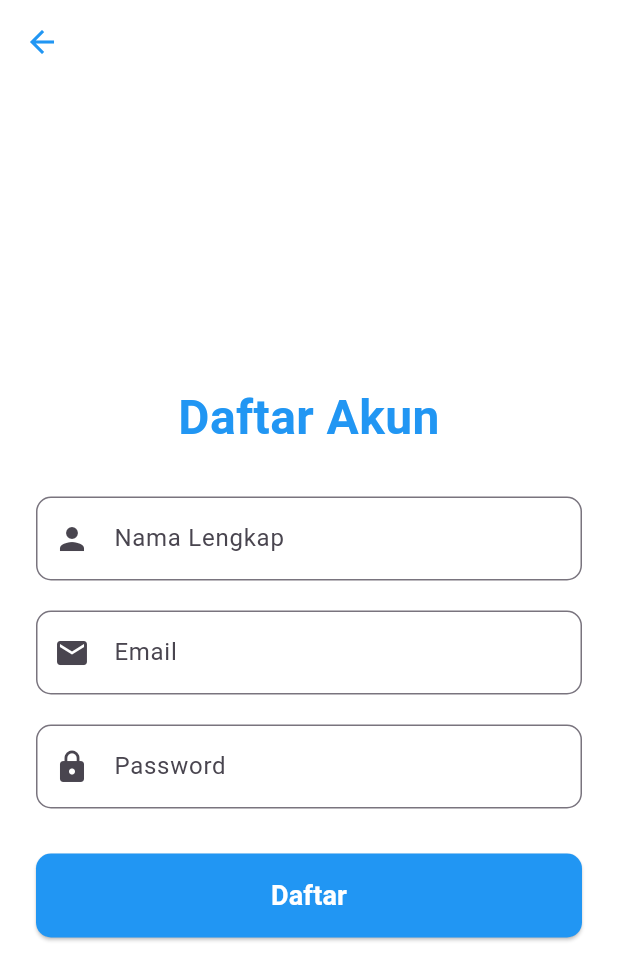
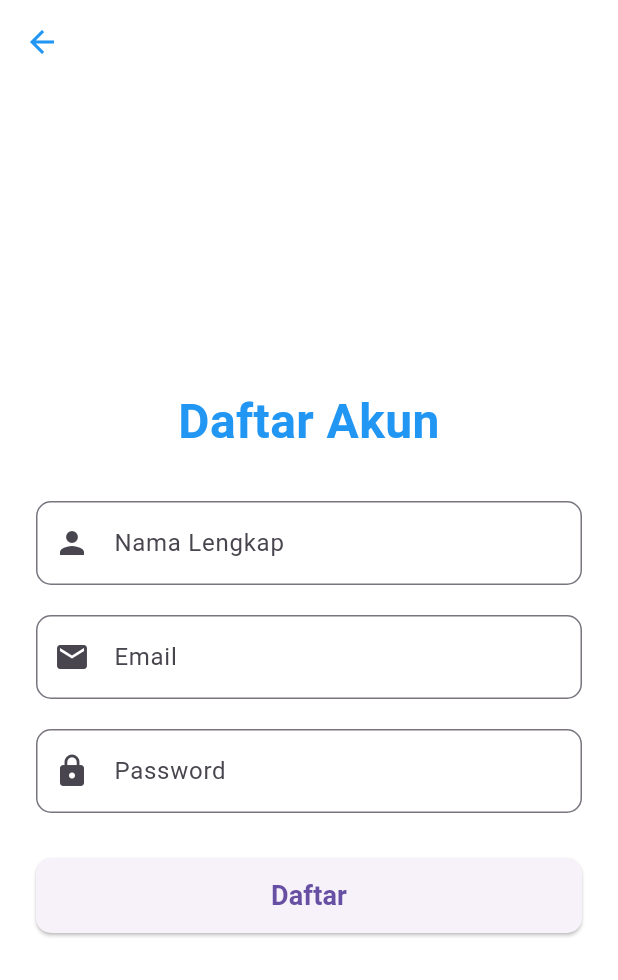
Before and after one commit to BryanDjong5/uts-mobprog, a Flutter app: the screen it shows after launch, after a tap on "Belum punya akun? Daftar di sini", on a phone screen of 412 x 824 dp. Shown: the top 980 px of the screen. Run offline on Flutter 3.47's test engine with Material 3 defaults, Android fonts, the phone set to English and light mode, and no system bars.

Commit message:
Mengimplementasikan CustomTextField dan PrimaryButton di RegisterScreen

```diff
--- a/lib/screens/login_screen.dart
+++ b/lib/screens/login_screen.dart
@@ -50,7 +50,8 @@ class _LoginScreenState extends State<LoginScreen> {
             ),
             const SizedBox(height: 30),
 
-            ElevatedButton(
+            PrimaryButton(
+              text: 'Masuk',
               onPressed: () {
                 String email = _emailController.text.trim();
                 String password = _passwordController.text.trim();
@@ -72,18 +73,6 @@ class _LoginScreenState extends State<LoginScreen> {
       );
     }
   },
-              style: ElevatedButton.styleFrom(
-                padding: const EdgeInsets.symmetric(vertical: 15),
-                backgroundColor: Colors.blue,
-                foregroundColor: Colors.white,
-                shape: RoundedRectangleBorder(
-                  borderRadius: BorderRadius.circular(10),
-                ),
-              ),
-              child: const Text(
-                'Masuk',
-                style: TextStyle(fontSize: 18, fontWeight: FontWeight.bold),
-              ),
 ),
             const SizedBox(height: 15),
 
--- a/lib/screens/register_screen.dart
+++ b/lib/screens/register_screen.dart
@@ -1,4 +1,6 @@
 import 'package:flutter/material.dart';
+import '../widgets/custom_text_field.dart';
+import '../widgets/primary_button.dart';
 
 class RegisterScreen extends StatefulWidget {
   const RegisterScreen({super.key});
@@ -8,6 +10,9 @@ class RegisterScreen extends StatefulWidget {
 }
 
 class _RegisterScreenState extends State<RegisterScreen> {
+  final TextEditingController _nameController = TextEditingController();
+  final TextEditingController _emailController = TextEditingController();
+  final TextEditingController _passwordController = TextEditingController();
   @override
   Widget build(BuildContext context) {
     return Scaffold(
@@ -34,61 +39,35 @@ class _RegisterScreenState extends State<RegisterScreen> {
             ),
             const SizedBox(height: 30),
 
-            //  Ini Untuk Kotak Nama Lengkap
-            TextField(
-              decoration: InputDecoration(
-                labelText: 'Nama Lengkap',
-                border: OutlineInputBorder(
-                  borderRadius: BorderRadius.circular(10),
-                ),
-                prefixIcon: const Icon(Icons.person),
-              ),
+            CustomTextField(
+              labelText: 'Nama Lengkap',
+              prefixIcon: Icons.person,
+              controller: _nameController,
             ),
             const SizedBox(height: 20),
 
-            // Ini Untuk Kotak Email
-            TextField(
-              decoration: InputDecoration(
-                labelText: 'Email',
-                border: OutlineInputBorder(
-                  borderRadius: BorderRadius.circular(10),
-                ),
-                prefixIcon: const Icon(Icons.email),
-              ),
+            CustomTextField(
+              labelText: 'Email',
+              prefixIcon: Icons.email,
+              controller: _emailController,
             ),
             const SizedBox(height: 20),
 
-            // Ini Untuk Kotak Password
-            TextField(
+            CustomTextField(
+              labelText: 'Password',
+              prefixIcon: Icons.lock,
               obscureText: true,
-              decoration: InputDecoration(
-                labelText: 'Password',
-                border: OutlineInputBorder(
-                  borderRadius: BorderRadius.circular(10),
-                ),
-                prefixIcon: const Icon(Icons.lock),
-              ),
+              controller: _passwordController,
             ),
             const SizedBox(height: 30),
 
             // Ini Untuk Tombol Daftar
-            ElevatedButton(
-              onPressed: () {
-                // Aksi tombol daftar disini
-              },
-              style: ElevatedButton.styleFrom(
-                padding: const EdgeInsets.symmetric(vertical: 15),
-                backgroundColor: Colors.blue,
-                foregroundColor: Colors.white,
-                shape: RoundedRectangleBorder(
-                  borderRadius: BorderRadius.circular(10),
-                ),
-              ),
-              child: const Text(
-                'Daftar',
-                style: TextStyle(fontSize: 18, fontWeight: FontWeight.bold),
-              ),
-            ),
+           PrimaryButton(
+             text: 'Daftar',
+             onPressed: () {
+              // Nanti logika validasi atau aksi daftar dimasukkan ke sini
+             },
+           ),
           ],
         ),
       ),
```
Lines whose indentation alone changed are shown as unchanged.
